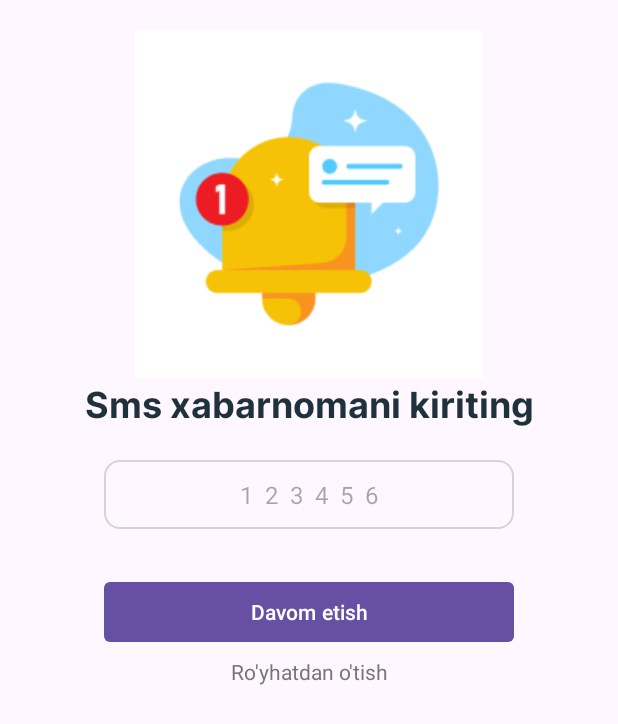
After one commit to Ilhomjon1502/MayoqUser, an Android app: the fragment SmsCodeFragment shown on its own in the app's theme, on a phone screen of 412 x 824 dp. The commit adds this screen. Shown: the top 724 px of the screen. Run offline under Robolectric (Android 15) with nearby library versions, the phone set to English and light mode, and no system bars.

Commit message:
SmsCodeFragment, RegisterInfoFragment finished.

```diff
--- /dev/null
+++ b/app/src/main/java/uz/ilhomjon/soscaruser/view/sms_code/SmsCodeFragment.kt
@@ -0,0 +1,22 @@
+package uz.ilhomjon.soscaruser.view.sms_code
+
+import android.os.Bundle
+import androidx.fragment.app.Fragment
+import android.view.LayoutInflater
+import android.view.View
+import android.view.ViewGroup
+import uz.ilhomjon.soscaruser.R
+import uz.ilhomjon.soscaruser.databinding.FragmentSmsCodeBinding
+
+
+class SmsCodeFragment : Fragment() {
+
+    private val binding by lazy { FragmentSmsCodeBinding.inflate(layoutInflater) }
+    override fun onCreateView(
+        inflater: LayoutInflater, container: ViewGroup?,
+        savedInstanceState: Bundle?,
+    ): View {
+
+        return binding.root
+    }
+}
--- a/app/src/main/res/layout/fragment_sign_in.xml
+++ b/app/src/main/res/layout/fragment_sign_in.xml
@@ -75,7 +75,7 @@
 
     <Button
         android:layout_width="match_parent"
-        android:layout_height="wrap_content"
+        android:layout_height="40dp"
         android:text="Davom etish"
         android:backgroundTint="#4387C5"
         android:background="@drawable/button_background"
--- a/app/src/main/res/layout/fragment_sign_up.xml
+++ b/app/src/main/res/layout/fragment_sign_up.xml
@@ -126,7 +126,7 @@
 
     <Button
         android:layout_width="match_parent"
-        android:layout_height="wrap_content"
+        android:layout_height="40dp"
         android:text="Davom etish"
         android:backgroundTint="#4387C5"
         android:background="@drawable/button_background"
--- /dev/null
+++ b/app/src/main/res/layout/fragment_sms_code.xml
@@ -0,0 +1,72 @@
+<?xml version="1.0" encoding="utf-8"?>
+<androidx.constraintlayout.widget.ConstraintLayout xmlns:android="http://schemas.android.com/apk/res/android"
+    xmlns:tools="http://schemas.android.com/tools"
+    android:layout_width="match_parent"
+    android:layout_height="match_parent"
+    xmlns:app="http://schemas.android.com/apk/res-auto"
+    tools:context=".view.sms_code.SmsCodeFragment">
+
+    <ImageView
+        android:id="@+id/icon"
+        android:layout_width="wrap_content"
+        android:layout_height="wrap_content"
+        android:src="@drawable/message_icon"
+        android:layout_marginTop="20dp"
+        app:layout_constraintTop_toTopOf="parent"
+        app:layout_constraintLeft_toLeftOf="parent"
+        app:layout_constraintRight_toRightOf="parent"/>
+    <TextView
+        android:id="@+id/tv_info"
+        android:layout_width="match_parent"
+        android:layout_height="wrap_content"
+        android:layout_marginBottom="40dp"
+        android:fontFamily="@font/interbold"
+        android:text="Sms xabarnomani kiriting"
+        android:textColor="#1F313D"
+        android:textSize="24dp"
+        android:gravity="center"
+        app:layout_constraintTop_toBottomOf="@id/icon" />
+
+    <EditText
+        android:id="@+id/edt_password"
+        android:layout_width="273dp"
+        android:layout_height="46dp"
+        android:layout_marginBottom="20dp"
+        android:background="@drawable/signin_edittext_background"
+        android:hint="123456"
+        android:inputType="text"
+        android:gravity="center"
+        android:paddingHorizontal="10dp"
+        android:textColor="#333333"
+        android:textSize="16sp"
+        android:padding="2dp"
+        android:letterSpacing=".5"
+        android:layout_marginTop="20dp"
+        app:layout_constraintRight_toRightOf="parent"
+        app:layout_constraintLeft_toLeftOf="parent"
+        app:layout_constraintTop_toBottomOf="@id/tv_info"/>
+
+    <Button
+        android:id="@+id/next_btn"
+        android:layout_width="273dp"
+        android:layout_height="40dp"
+        android:text="Davom etish"
+        android:backgroundTint="#4387C5"
+        android:layout_marginTop="35dp"
+        android:background="@drawable/button_background"
+        app:layout_constraintRight_toRightOf="parent"
+        app:layout_constraintLeft_toLeftOf="parent"
+        app:layout_constraintTop_toBottomOf="@id/edt_password"/>
+
+    <TextView
+        android:id="@+id/tv_count_down"
+        android:layout_width="match_parent"
+        android:layout_height="wrap_content"
+        android:layout_marginTop="10dp"
+        android:gravity="center"
+        android:text="Ro'yhatdan o'tish"
+        android:textColor="#777777"
+        android:autoSizeMaxTextSize="10dp"
+        app:layout_constraintTop_toBottomOf="@id/next_btn"/>
+
+</androidx.constraintlayout.widget.ConstraintLayout>
--- a/app/src/main/res/values/strings.xml
+++ b/app/src/main/res/values/strings.xml
@@ -2,4 +2,5 @@
     <string name="app_name">SOSCarUser</string>
     <!-- TODO: Remove or change this placeholder text -->
     <string name="hello_blank_fragment">Hello blank fragment</string>
+    <string name="register_info_tv">Lorem ipsum dolor sit amet, consectetur adipiscing elit. Ut pretium pretium tempor. Ut eget imperdiet neque. In volutpat ante semper diam molestie, et aliquam erat laoreet. Sed sit amet arcu aliquet, molestie justo at, auctor nunc. Phasellus ligula ipsum, volutpat eget semper id, viverra eget nibh. Suspendisse luctus mattis cursus. Nam consectetur ante at nisl hendrerit gravida. Donec vehicula rhoncus mattis. Mauris dignissim semper mattis. Fusce porttitor a mi at suscipit. Praesent facilisis dolor sapien, vel sodales augue mollis ut. Mauris venenatis magna eu tortor posuere luctus. Aenean tincidunt turpis sed dui aliquam vehicula. Praesent nec elit non dolor consectetur tincidunt sed in felis. Donec elementum, lacus at mattis tincidunt, eros magna faucibus sem, in condimentum est augue tristique risus.</string>
 </resources>
```
Also changed, not shown: app/src/main/java/uz/ilhomjon/soscaruser/view/register_info/RegisterInfoFragment.kt (added, +22 -0 lines), app/src/main/res/layout/fragment_register_info.xml (added, +42 -0 lines), app/src/main/res/drawable/message_icon.png (added).
